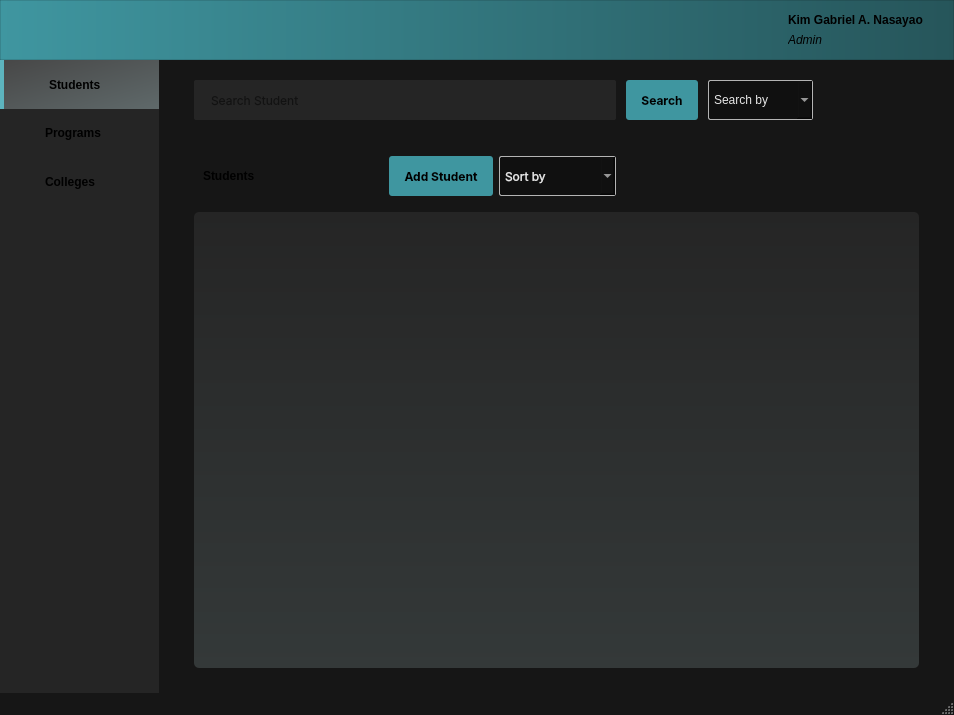
gabnash05/CCC151-SSIS, file src/gui/ui/studentMainWindow.ui: the form before one commit.
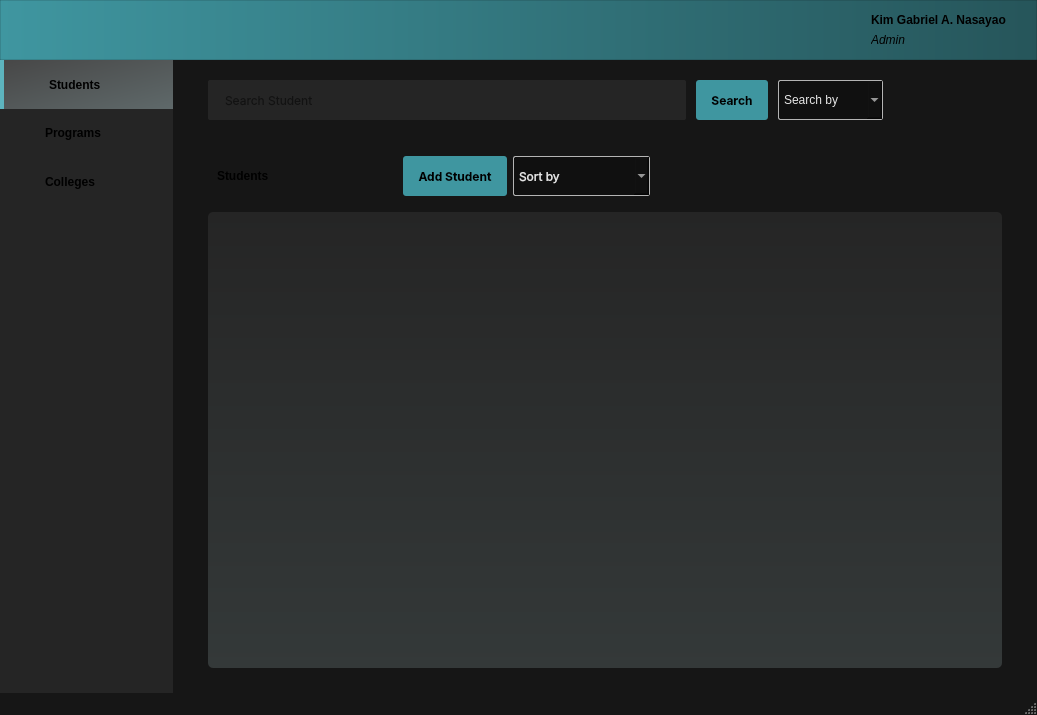
The form after the commit. Icons and pictures are not drawn.

The edit to the form file:
```diff
--- a/src/gui/ui/studentMainWindow.ui
+++ b/src/gui/ui/studentMainWindow.ui
@@ -6,7 +6,7 @@
    <rect>
     <x>0</x>
     <y>0</y>
-    <width>954</width>
+    <width>1037</width>
     <height>715</height>
    </rect>
   </property>
```
